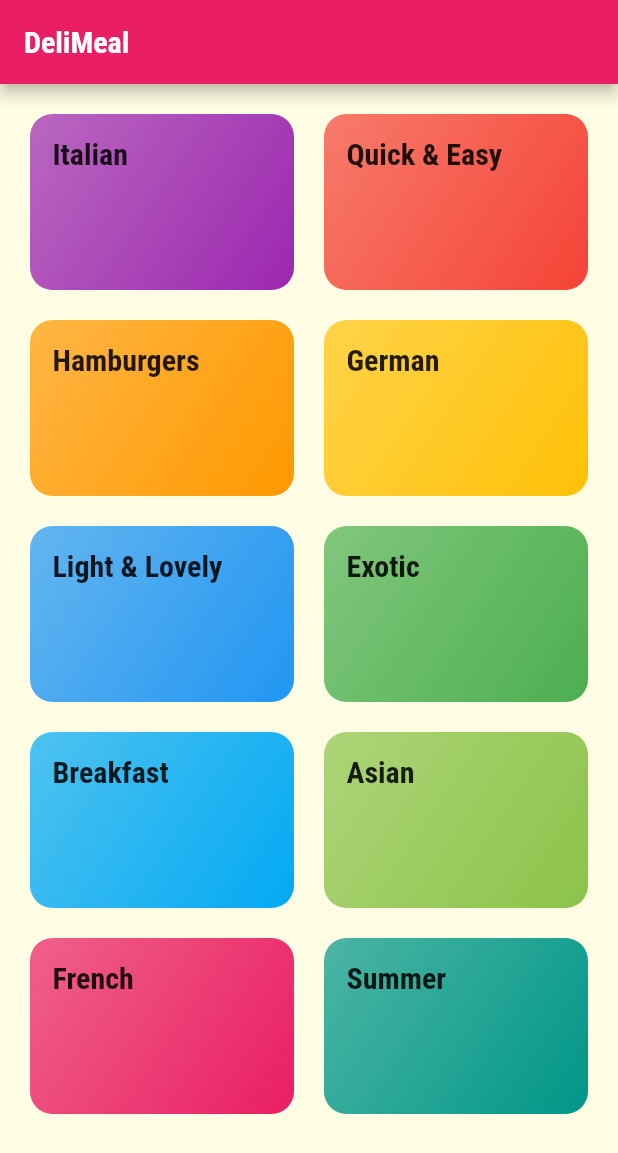
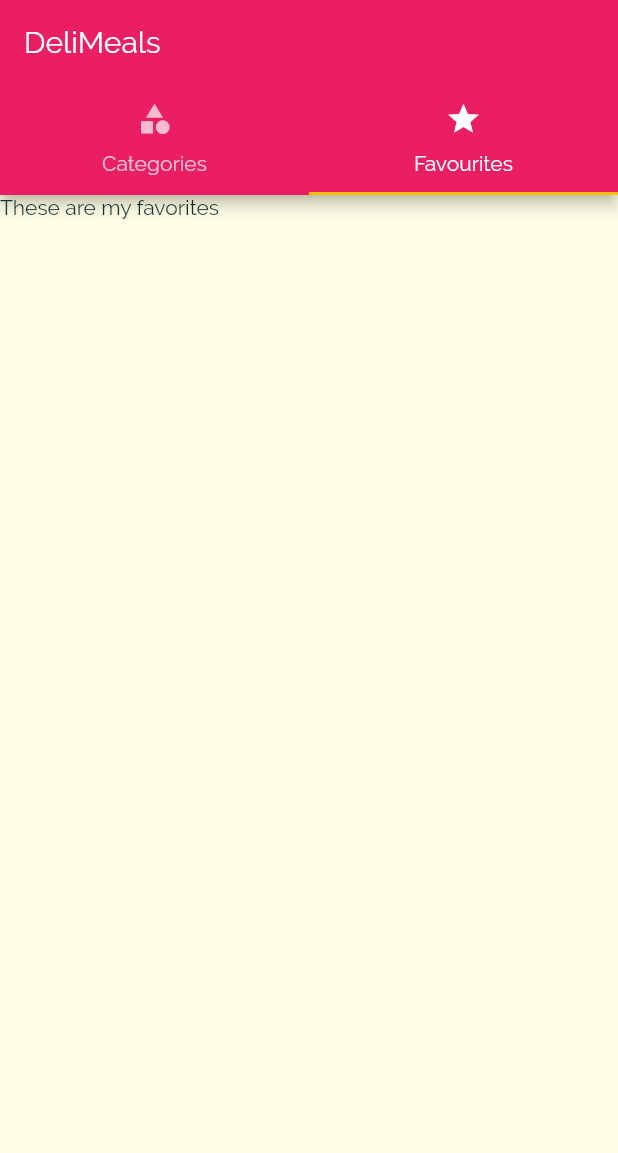
Before and after one commit to majdew/mealsapp, a Flutter app: the screen it shows after launch, on a phone screen of 412 x 824 dp. Shown: the top 1153 px of the screen. Run offline on Flutter 3.47's test engine with Material 2 defaults, Android fonts, the phone set to English and light mode, and no system bars.

```diff
--- a/lib/main.dart
+++ b/lib/main.dart
@@ -1,5 +1,6 @@
 import 'package:flutter/material.dart';
 
+import 'screens/tabs_screen.dart';
 import 'screens/meal_detail.dart';
 import 'screens/category_meals_screen.dart';
 import 'screens/categories_screen.dart';
@@ -32,7 +33,7 @@ class MyApp extends StatelessWidget {
             ),
       ),
       routes: {
-        "/": (context) => CategoriesScreen(),
+        "/": (context) =>TabsScreen(),
         CategoryMealsScreen.routeName: (context) => CategoryMealsScreen(),
         MealDetailScreen.routeName: (context) => MealDetailScreen(),
       },
--- a/lib/screens/categories_screen.dart
+++ b/lib/screens/categories_screen.dart
@@ -6,16 +6,7 @@ import '../dummy_data.dart';
 class CategoriesScreen extends StatelessWidget {
   @override
   Widget build(BuildContext context) {
-    return Scaffold(
-      appBar: AppBar(
-        title: Text(
-          "DeliMeal",
-          style: Theme.of(context).textTheme.headline6.copyWith(
-                color: Colors.white,
-              ),
-        ),
-      ),
-      body: GridView(
+    return GridView(
       padding: const EdgeInsets.all(20),
       gridDelegate: SliverGridDelegateWithMaxCrossAxisExtent(
           maxCrossAxisExtent: 200,
@@ -29,7 +20,6 @@ class CategoriesScreen extends StatelessWidget {
           category.color,
         );
       }).toList(),
-      ),
     );
   }
 }
--- /dev/null
+++ b/lib/screens/favorites_screen.dart
@@ -0,0 +1,10 @@
+import 'package:flutter/material.dart';
+
+class FavoritesScreen extends StatelessWidget {
+  @override
+  Widget build(BuildContext context) {
+    return Container(
+      child: Text("These are my favorites"),
+    );
+  }
+}
--- /dev/null
+++ b/lib/screens/tabs_screen.dart
@@ -0,0 +1,38 @@
+import 'package:flutter/material.dart';
+
+import './categories_screen.dart';
+import './favorites_screen.dart';
+
+class TabsScreen extends StatefulWidget {
+  @override
+  _TabsScreenState createState() => _TabsScreenState();
+}
+
+class _TabsScreenState extends State<TabsScreen> {
+  @override
+  Widget build(BuildContext context) {
+    return DefaultTabController(
+      initialIndex: 1,
+      length: 2,
+      child: Scaffold(
+        appBar: AppBar(
+          title: Text("DeliMeals"),
+          bottom: TabBar(tabs: [
+            Tab(
+              icon: Icon(Icons.category),
+              text: "Categories",
+            ),
+            Tab(
+              icon: Icon(Icons.star),
+              text: "Favourites",
+            ),
+          ]),
+        ),
+        body: TabBarView(children: [
+          CategoriesScreen(),
+          FavoritesScreen(),
+        ]),
+      ),
+    );
+  }
+}
```
Lines whose indentation alone changed are shown as unchanged.
